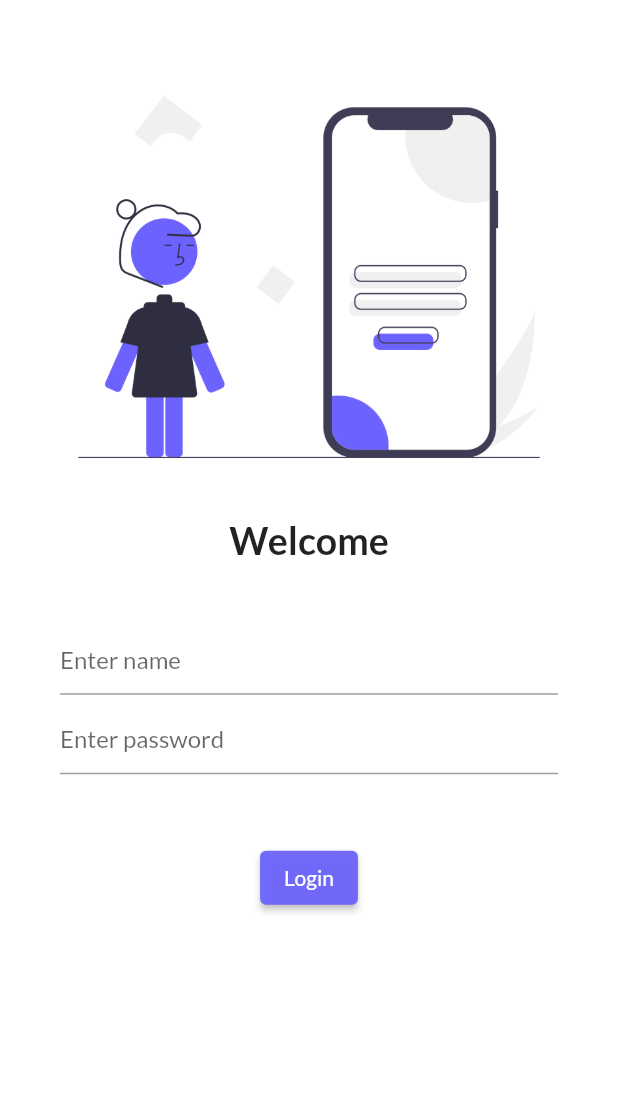
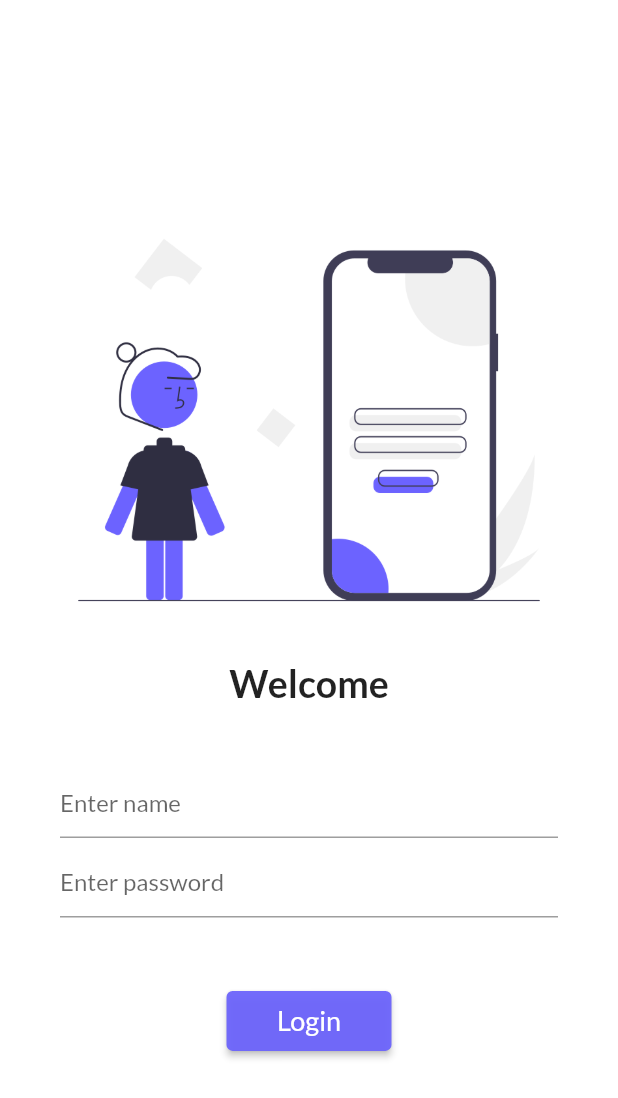
Before and after one commit to sank4lp55/lessgo, a Flutter app: the screen it shows after launch, on a phone screen of 412 x 824 dp. Shown: the top 1098 px of the screen. Run offline on Flutter 3.47's test engine with Material 2 defaults, Android fonts, the light colour scheme and no system bars; our stand-ins replace google_fonts.

Commit message:
day 5 completed

```diff
--- a/lib/main.dart
+++ b/lib/main.dart
@@ -2,6 +2,7 @@ import 'package:flutter/material.dart';
 import 'package:lessgo/pages/Homepage.dart';
 import 'package:lessgo/pages/Loginpage.dart';
 import 'package:google_fonts/google_fonts.dart';
+import 'package:lessgo/utils/routes.dart';
 
 void main() {
   runApp(MyApp());
@@ -19,7 +20,10 @@ class MyApp extends StatelessWidget {
         fontFamily: GoogleFonts.lato().fontFamily,
       ),
       darkTheme: ThemeData(brightness: Brightness.dark),
-      routes: {"/": (context) => Loginpage(), "/home": (context) => Homepage()},
+      routes: {
+        "/": (context) => Loginpage(),
+        MyRoutes.homeRoute: (context) => Homepage()
+      },
     );
   }
 }
--- a/lib/pages/Loginpage.dart
+++ b/lib/pages/Loginpage.dart
@@ -1,4 +1,5 @@
 import 'package:flutter/material.dart';
+import 'package:lessgo/utils/routes.dart';
 
 class Loginpage extends StatelessWidget {
   const Loginpage({Key? key}) : super(key: key);
@@ -9,10 +10,11 @@ class Loginpage extends StatelessWidget {
       backgroundColor: Color.fromARGB(255, 255, 255, 255),
       body: Center(
         child: Container(
+          child: SingleChildScrollView(
             child: Column(
               children: [
                 SizedBox(
-                height: 29,
+                  height: 5,
                 ),
                 Image.asset(
                   "assets/images/undraw_Mobile_login_re_9ntv.png",
@@ -50,13 +52,19 @@ class Loginpage extends StatelessWidget {
                   height: 5,
                 ),
                 ElevatedButton(
-                onPressed: () {},
-                child: Text("Login"),
+                  onPressed: () {
+                    Navigator.pushNamed(context, MyRoutes.homeRoute);
+                  },
+                  child: Text(
+                    "Login",
+                    style: TextStyle(fontSize: 18),
+                  ),
                   style: ElevatedButton.styleFrom(
                       primary: Color.fromRGBO(108, 100, 251, 0.95),
-                ),
+                      minimumSize: Size(110, 40)),
                 ),
               ],
+            ),
           ),
         ),
       ),
--- /dev/null
+++ b/lib/utils/routes.dart
@@ -0,0 +1,4 @@
+class MyRoutes {
+  static String loginRoute = "/login";
+  static String homeRoute = "/home";
+}
```
Lines whose indentation alone changed are shown as unchanged.
